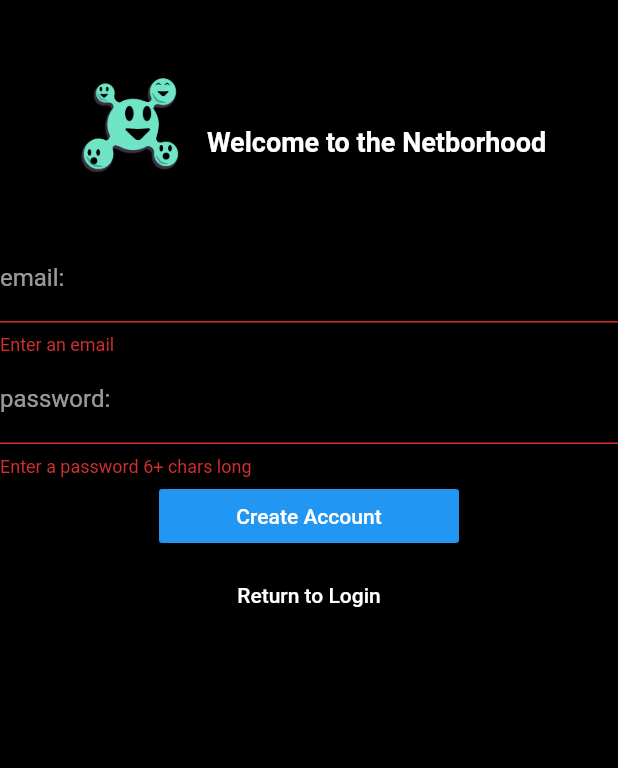
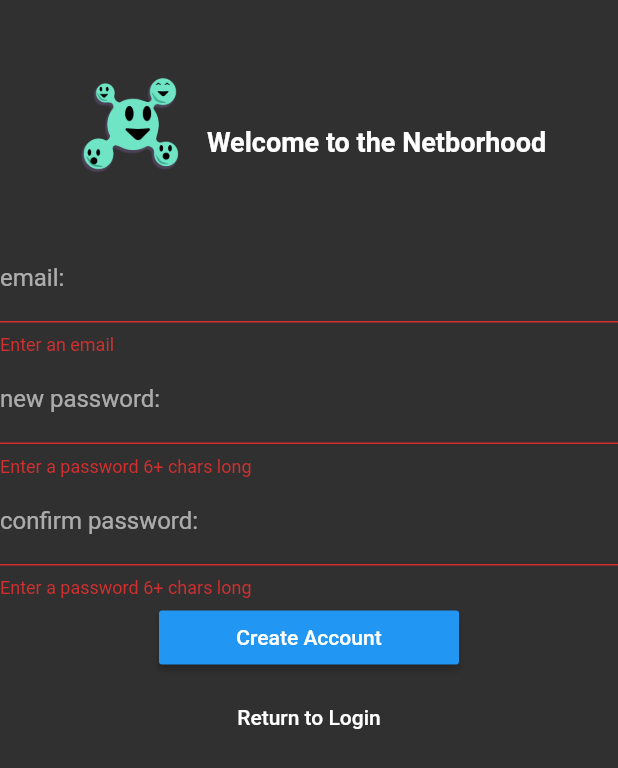
Before and after one commit to evanyuri/netbor2, a Flutter app: the screen it shows after launch, after a tap on "Login", after a tap on "Join the Netborhood", after a tap on "Create Account", on a phone screen of 412 x 824 dp. Shown: the top 768 px of the screen. Run offline on Flutter 3.47's test engine with Material 2 defaults, Android fonts, the phone set to English and light mode, and no system bars; our stand-ins replace cloud_firestore, firebase_auth, firebase_storage, geolocator, image_picker; missing offline and left inert: geoflutterfire, geohash; accounts and stored records are empty; Roboto replaces fonts that are missing (Varela Round).

Commit message:
Update 05192020

```diff
--- a/lib/main.dart
+++ b/lib/main.dart
@@ -19,23 +19,27 @@ class MyApp extends StatelessWidget {
         debugShowCheckedModeBanner: false,
         title: 'MyApp',
         theme: ThemeData(
-// Define the default brightness and colors.
           brightness: Brightness.dark,
-          scaffoldBackgroundColor: Colors.black,
-          primaryColor: Colors.white,
-          accentColor: Colors.white,
+        ),
 
-// Define the default font family.
-          fontFamily: 'Varela Round',
 
-// Define the default TextTheme. Use this to specify the default
-// text styling for headlines, titles, bodies of text, and more.
-          textTheme: TextTheme(
-            headline: TextStyle(fontSize: 72.0, fontWeight: FontWeight.bold),
-            title: TextStyle(fontSize: 36.0, fontStyle: FontStyle.italic),
-            body1: TextStyle(fontSize: 14.0, fontFamily: 'Hind'),
-          ),
-        ),
+//// Define the default brightness and colors.
+//          brightness: Brightness.dark,
+//          scaffoldBackgroundColor: Colors.black,
+//          primaryColor: Colors.white,
+//          accentColor: Colors.white,
+//
+//// Define the default font family.
+//          fontFamily: 'Varela Round',
+//
+//// Define the default TextTheme. Use this to specify the default
+//// text styling for headlines, titles, bodies of text, and more.
+//          textTheme: TextTheme(
+//            headline: TextStyle(fontSize: 72.0, fontWeight: FontWeight.bold),
+//            title: TextStyle(fontSize: 36.0, fontStyle: FontStyle.italic),
+//            body1: TextStyle(fontSize: 14.0, fontFamily: 'Hind'),
+//          ),
+//        ),
         home: Wrapper(),
 
       ),
--- a/lib/models/bio.dart
+++ b/lib/models/bio.dart
@@ -1,9 +1,13 @@
+import 'package:geolocator/geolocator.dart';
+
 class Bio {
 
   final String name;
   final String bio;
   final String blurb;
   final String picURL;
+  final String geoHash;
+  final String geoPoint;
 
-Bio({this.name, this.bio, this.blurb, this.picURL,});
+Bio({this.name, this.bio, this.blurb, this.picURL, this.geoHash, this.geoPoint});
 }
--- a/lib/models/user.dart
+++ b/lib/models/user.dart
@@ -1,3 +1,5 @@
+import 'package:geolocator/geolocator.dart';
+
 class User {
 
   final String uid;
--- a/lib/screens/create_account.dart
+++ b/lib/screens/create_account.dart
@@ -16,6 +16,7 @@ class CreateAccountScreen extends StatefulWidget {
 class _CreateAccountScreenState extends State<CreateAccountScreen> {
 String email = '';
 String password = '';
+String passwordConfirm ='';
 String error = '';
 final AuthService _auth = AuthService();
 final _formkey = GlobalKey<FormState>();
@@ -61,6 +62,7 @@ final _formkey = GlobalKey<FormState>();
                             labelText: 'email:',
                           )),
                               TextFormField(
+                                  obscureText: true,
                                   validator: (val) => val.length < 6  ? 'Enter a password 6+ chars long' : null,
                                   onChanged: (val) {setState(() => password = val);},
                                   style: TextStyle(
@@ -69,7 +71,19 @@ final _formkey = GlobalKey<FormState>();
                                   ),
                                   decoration: const InputDecoration(
                                     hintText: '',
-                                    labelText: 'password:',
+                                    labelText: 'new password:',
+                                  )),
+                              TextFormField(
+                                  obscureText: true,
+                                  validator: (val) => val.length < 6  ? 'Enter a password 6+ chars long' : null,
+                                  onChanged: (val) {setState(() => passwordConfirm = val);},
+                                  style: TextStyle(
+                                    decorationColor: Colors.white,
+                                    color: Colors.white,
+                                  ),
+                                  decoration: const InputDecoration(
+                                    hintText: '',
+                                    labelText: 'confirm password:',
                                   )),
 
                 Container(
@@ -78,21 +92,23 @@ final _formkey = GlobalKey<FormState>();
                         minWidth: 200,
                         child: RaisedButton(child: Text('Create Account'),
                             onPressed: () async {
-                              if (_formkey.currentState.validate()) {
+                          if (password == passwordConfirm) {
+                            if (_formkey.currentState.validate()) {
                                 dynamic result = await _auth
                                     .registerWithEmailAndPassword(
                                     email, password);
                                 if (result == null) {
                                   setState(() =>
                                   error = 'please provide a valid email');
-                                  ;
-                                }}}))),
+                                }}}
+                        else {setState(() =>
+                          error = 'passwords do not match');}}))),
                 Container(
                     margin: EdgeInsets.only(top: 5.0),
                     child: ButtonTheme(
                         minWidth: 200,
-                        child: RaisedButton(
-                          color: Colors.black,
+                        child: FlatButton(
+                          color: Colors.transparent,
                           child: Text('Return to Login'),
                           onPressed: () {widget.toggleView();},
                         ))),]),
--- a/lib/screens/login_screen.dart
+++ b/lib/screens/login_screen.dart
@@ -19,8 +19,7 @@ class _LoginScreenState extends State<LoginScreen> {
 
   @override
   Widget build(BuildContext context) {
-    return Material(
-        child: Scaffold(
+    return  Scaffold(
       body: SafeArea(
 
         child: ListView(
@@ -96,12 +95,12 @@ class _LoginScreenState extends State<LoginScreen> {
                   margin: EdgeInsets.only(top: 2.0),
                   child: ButtonTheme(
                       minWidth: 200,
-                      child: RaisedButton(
-                        color: Colors.black,
+                      child: FlatButton(
+                        color: Colors.transparent,
                           child: Text('Join the Netborhood'),
                     onPressed: () {widget.toggleView();},)),),
             ]),
-      )),
-    );
+      ))
+    ;
   }
 }
--- a/lib/wrapper.dart
+++ b/lib/wrapper.dart
@@ -1,5 +1,6 @@
 import 'package:flutter/material.dart';
 import 'package:netbor2/screens/home.dart';
+import 'package:netbor2/screens/homegeo.dart';
 import 'package:netbor2/models/user.dart';
 import 'package:provider/provider.dart';
 import 'screens/authenticate.dart';
@@ -9,11 +10,12 @@ class Wrapper extends StatelessWidget {
   @override
   Widget build(BuildContext context) {
 
-    final user = Provider.of<User>(context);
- if (user == null) {
+    final uid = Provider.of<User>(context);
+ if (uid == null) {
    return Authenticate();
  }
  else {
+   //return MyHomePage();
    return MyHomePage();
  }
   }
```
Also changed, not shown: lib/AppTheme.dart (added, +23 -0 lines), lib/screens/account_screen.dart (+61 -40 lines), lib/screens/detailsPage.dart (+10 -23 lines), lib/screens/home.dart (+96 -73 lines), lib/screens/homegeo.dart (added, +44 -0 lines), lib/screens/my_profile.dart (added, +38 -0 lines), lib/screens/profile_screen.dart (deleted, +0 -84 lines), lib/services/auth.dart (+2 -14 lines), lib/services/database.dart (+4 -3 lines), pubspec.yaml (+6 -1 lines), lib/screens/selectprofpic.dart (deleted), pubspec.lock, 3 other files.
